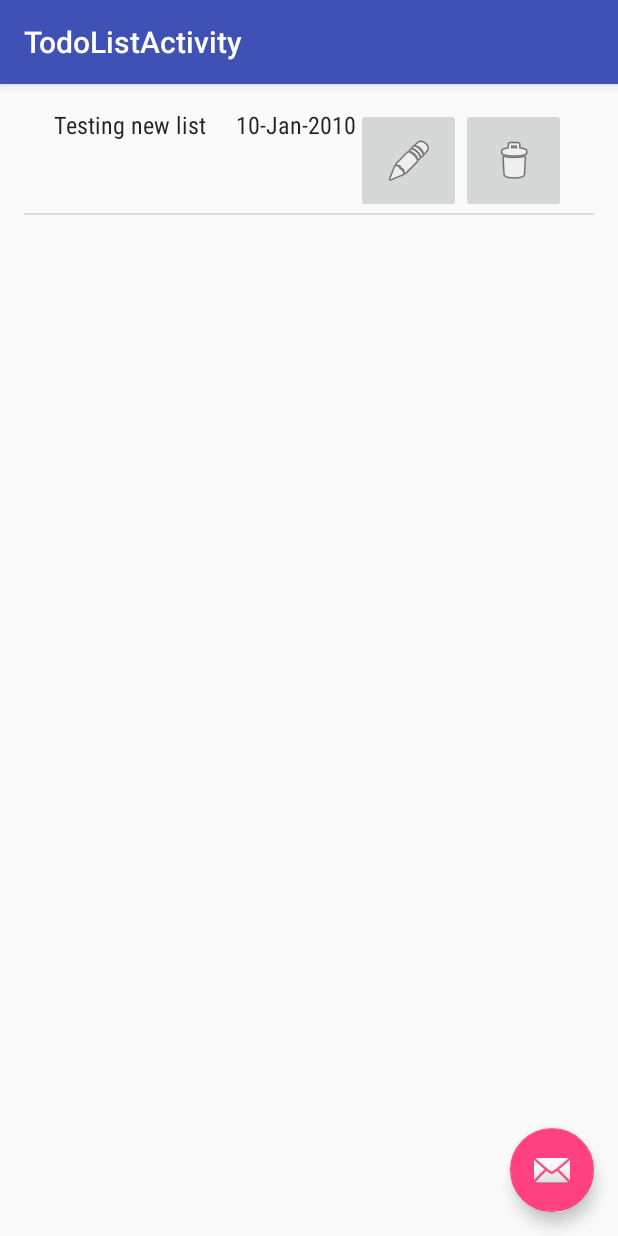
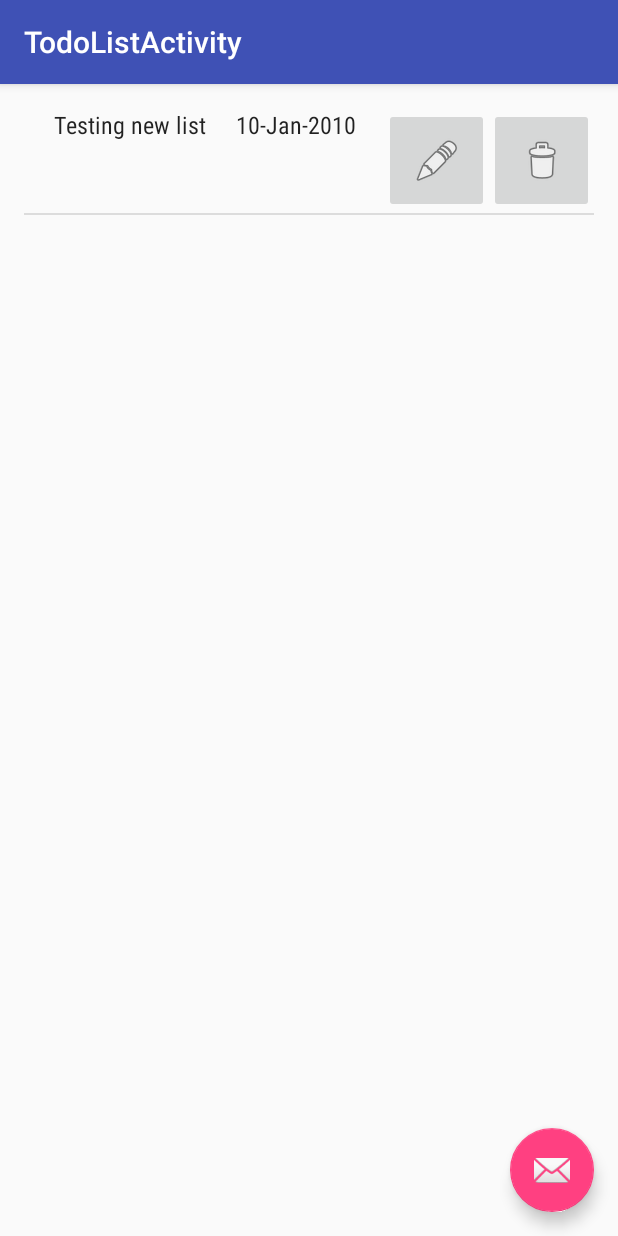
Before and after one commit to agermenos/Todo_List_ver_2.0, an Android app: the screen it shows after launch (TodoListActivity), on a phone screen of 412 x 824 dp. Run offline under Robolectric (Android 15) with nearby library versions, the phone set to English and light mode, and no system bars.

Commit message:
Properly aligned TodoLists

```diff
--- a/app/src/main/res/layout/list_item_todos.xml
+++ b/app/src/main/res/layout/list_item_todos.xml
@@ -12,7 +12,7 @@
         android:orientation="horizontal"
         android:layout_width="wrap_content"
         android:layout_height="match_parent"
-        android:layout_gravity="right"
+        android:layout_gravity="left"
         android:gravity="left">
 
         <TextView
@@ -20,7 +20,7 @@
             android:layout_width="wrap_content"
             android:layout_height="wrap_content"
             android:layout_marginLeft="20dp"
-            android:gravity="left"
+            android:gravity="left|center_horizontal"
             android:fontFamily="sans-serif-condensed"
             android:textAppearance="?android:attr/textAppearanceListItem"
             android:text="Move to San Franciso" />
@@ -30,7 +30,7 @@
             android:layout_width="wrap_content"
             android:layout_height="wrap_content"
             android:layout_marginLeft="20dp"
-            android:gravity="left"
+            android:gravity="left|center_horizontal"
             android:fontFamily="sans-serif-condensed"
             android:textAppearance="?android:attr/textAppearanceListItem"
             android:text="10-Jan-2010" />
@@ -41,25 +41,28 @@
         android:layout_width="wrap_content"
         android:layout_height="match_parent"
         android:layout_gravity="right"
+        android:layout_weight="1"
         android:gravity="right">
 
         <ImageButton
             android:id="@+id/edit_icon"
             android:src="@android:drawable/ic_menu_edit"
-            android:layout_gravity="center"
+            android:gravity="right"
             android:layout_width="70dp"
             android:layout_height="70dp"
             android:padding="8dp"
-            android:focusable="true" />
+            android:focusable="true"
+            android:layout_gravity="right" />
 
         <ImageButton
             android:id="@+id/delete_icon"
             android:src="@android:drawable/ic_menu_delete"
-            android:layout_gravity="center"
+            android:gravity="right"
             android:layout_width="70dp"
             android:layout_height="70dp"
             android:padding="8dp"
-            android:focusable="true" />
+            android:focusable="true"
+            android:layout_gravity="right" />
     </LinearLayout>
 
 </LinearLayout>
```
